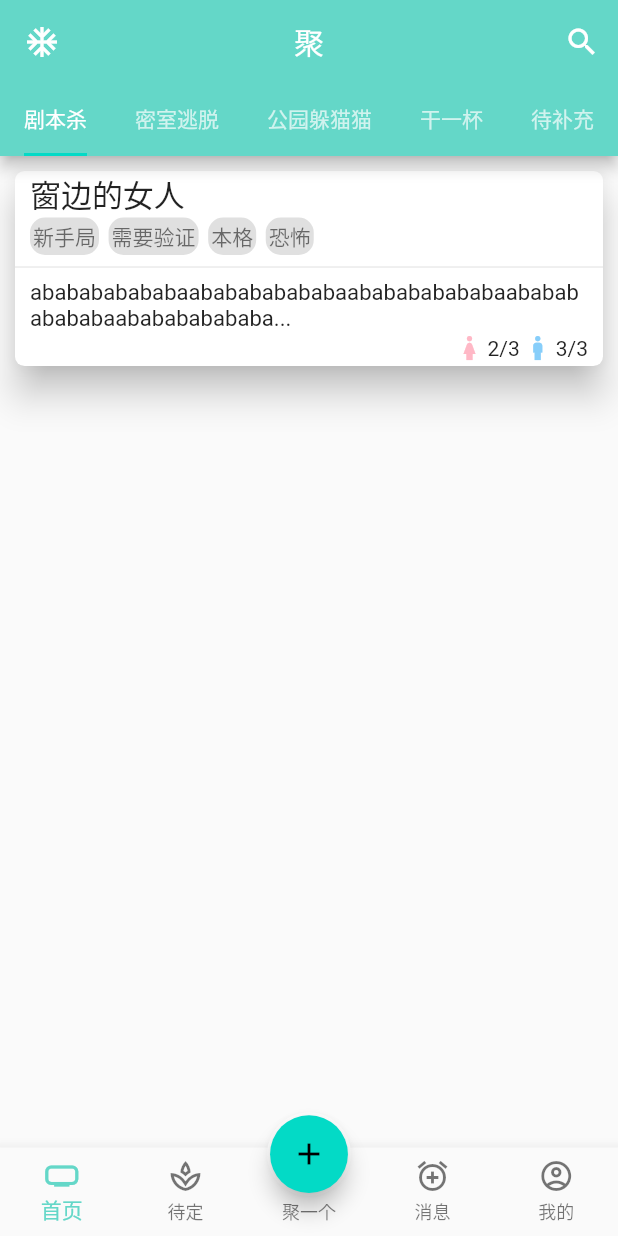
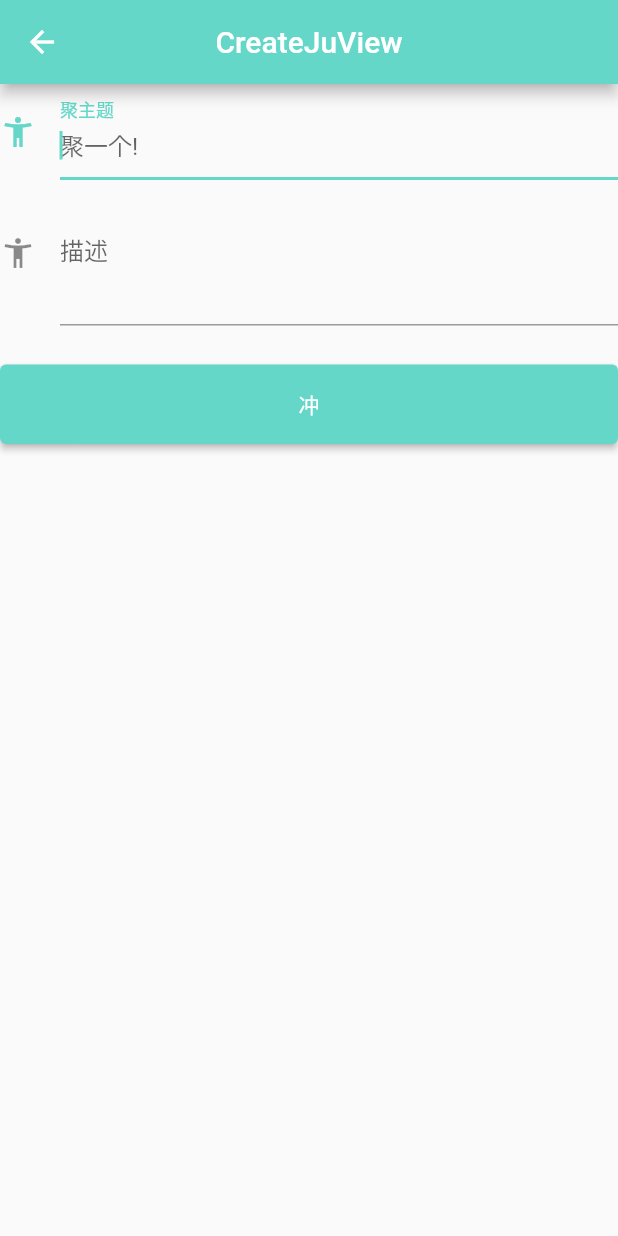
Before and after one commit to CrystalWyz/ju--flutter, a Flutter app: the screen it shows after launch, after a tap on the "add" icon, on a phone screen of 412 x 824 dp. Run offline on Flutter 3.47's test engine with Material 2 defaults, Android fonts, the phone set to English and light mode, and no system bars; our stand-ins replace flutter_screenutil, get.

Commit message:
底部导航栏调整、创建聚

```diff
--- /dev/null
+++ b/ju/lib/app/modules/create_ju/bindings/create_ju_binding.dart
@@ -0,0 +1,12 @@
+import 'package:get/get.dart';
+
+import '../controllers/create_ju_controller.dart';
+
+class CreateJuBinding extends Bindings {
+  @override
+  void dependencies() {
+    Get.lazyPut<CreateJuController>(
+      () => CreateJuController(),
+    );
+  }
+}
--- /dev/null
+++ b/ju/lib/app/modules/create_ju/controllers/create_ju_controller.dart
@@ -0,0 +1,24 @@
+import 'package:flutter/cupertino.dart';
+import 'package:get/get.dart';
+
+class CreateJuController extends GetxController {
+
+  GlobalKey createJuKey = GlobalKey<FormState>();
+  TextEditingController titleController = TextEditingController();
+  TextEditingController contentController = TextEditingController();
+
+  @override
+  void onInit() {
+    super.onInit();
+  }
+
+  @override
+  void onReady() {
+    super.onReady();
+  }
+
+  @override
+  void onClose() {
+    super.onClose();
+  }
+}
--- /dev/null
+++ b/ju/lib/app/modules/create_ju/views/create_ju_view.dart
@@ -0,0 +1,67 @@
+import 'package:flutter/material.dart';
+
+import 'package:get/get.dart';
+
+import '../controllers/create_ju_controller.dart';
+
+class CreateJuView extends GetView<CreateJuController> {
+  const CreateJuView({Key? key}) : super(key: key);
+  @override
+  Widget build(BuildContext context) {
+    return Scaffold(
+      appBar: AppBar(
+        title: const Text('CreateJuView'),
+        centerTitle: true,
+      ),
+      body: Form(
+        key: controller.createJuKey,
+        autovalidateMode: AutovalidateMode.onUserInteraction,
+        child: Column(
+          children: <Widget>[
+            TextFormField(
+              autofocus: true,
+              controller: controller.titleController,
+              decoration: const InputDecoration(
+                labelText: "聚主题",
+                hintText: "聚一个!",
+                icon: Icon(Icons.accessibility_new_outlined)
+              ),
+              validator: (v) => v!.trim().isNotEmpty ? null : "想一个聚名字吧～",
+            ),
+            TextFormField(
+              autofocus: false,
+              controller: controller.contentController,
+              decoration: const InputDecoration(
+                  labelText: "描述",
+                  hintText: "阿巴阿巴",
+                  icon: Icon(Icons.accessibility_new_outlined)
+              ),
+              maxLines: 3,
+              validator: (v) => v!.trim().isNotEmpty ? null : "想一个聚描述字吧～",
+            ),
+            Padding(
+                padding: const EdgeInsets.only(top: 26),
+                child: Row(
+                  children: <Widget>[
+                    Expanded(
+                        child: ElevatedButton(
+                          child: const Padding(
+                            padding: EdgeInsets.all(16),
+                            child: Text("冲")
+                          ),
+                          onPressed: () => {
+                            if((controller.createJuKey.currentState as FormState).validate()) {
+                              // TODO 发送请求
+                            }
+                          },
+                        )
+                    )
+                  ],
+                ),
+            )
+          ],
+        )
+      ),
+    );
+  }
+}
--- a/ju/lib/app/modules/home/views/home_view.dart
+++ b/ju/lib/app/modules/home/views/home_view.dart
@@ -9,15 +9,15 @@ class HomeView extends GetView<HomeController> {
   Widget build(BuildContext context) {
     return Scaffold(
       appBar: AppBar(
-        leading: IconButton(
-          icon: const Icon(Icons.ac_unit, color: Colors.white,),
+        leading: const IconButton(
+          icon: Icon(Icons.ac_unit, color: Colors.white,),
           onPressed: null,
         ),
         title: const Text('聚'),
         centerTitle: true,
-        actions: [
+        actions: const [
           IconButton(
-            icon: const Icon(Icons.search_outlined, color: Colors.white,),
+            icon: Icon(Icons.search_outlined, color: Colors.white,),
             onPressed: null,
           )
         ],
@@ -25,7 +25,7 @@ class HomeView extends GetView<HomeController> {
             isScrollable: true,
             indicatorSize: TabBarIndicatorSize.label,
             controller: controller.tabController,
-            tabs: [
+            tabs: const [
               Tab(child: Text("剧本杀")),
               Tab(child: Text("密室逃脱")),
               Tab(child: Text("公园躲猫猫")),
@@ -60,42 +60,42 @@ class HomeView extends GetView<HomeController> {
                         spacing: 20.w,
                         children: [
                           Container(
-                            padding: EdgeInsets.all(2),
+                            padding: const EdgeInsets.all(2),
                             decoration: BoxDecoration(
                                 color: Colors.black12,
                                 borderRadius: BorderRadius.circular(10)
                             ),
-                            child: Text("新手局", style: TextStyle(color: Colors.black54)),
+                            child: const Text("新手局", style: TextStyle(color: Colors.black54)),
                           ),
                           Container(
-                            padding: EdgeInsets.all(2),
+                            padding: const EdgeInsets.all(2),
                             decoration: BoxDecoration(
                                 color: Colors.black12,
                                 borderRadius: BorderRadius.circular(10)
                             ),
-                            child: Text("需要验证", style: TextStyle(color: Colors.black54)),
+                            child: const Text("需要验证", style: TextStyle(color: Colors.black54)),
                           ),
                           Container(
-                            padding: EdgeInsets.all(2),
+                            padding: const EdgeInsets.all(2),
                             decoration: BoxDecoration(
                                 color: Colors.black12,
                                 borderRadius: BorderRadius.circular(10)
                             ),
-                            child: Text("本格", style: TextStyle(color: Colors.black54)),
+                            child: const Text("本格", style: TextStyle(color: Colors.black54)),
                           ),
                           Container(
-                            padding: EdgeInsets.all(2),
+                            padding: const EdgeInsets.all(2),
                             decoration: BoxDecoration(
                                 color: Colors.black12,
                                 borderRadius: BorderRadius.circular(10)
                             ),
-                            child: Text("恐怖", style: TextStyle(color: Colors.black54)),
+                            child: const Text("恐怖", style: TextStyle(color: Colors.black54)),
                           ),
                         ],
                       )),
-                      Divider(),
-                      Padding(padding: EdgeInsets.fromLTRB(10, 0, 10, 0), child: Text("ababababababaababababababaababababababaababababababaababababababa...", style: TextStyle(fontSize: 50.sp),)),
-                      Padding(padding: EdgeInsets.fromLTRB(10, 0, 10, 0), child: Row(
+                      const Divider(),
+                      Padding(padding: const EdgeInsets.fromLTRB(10, 0, 10, 0), child: Text("ababababababa...", style: TextStyle(fontSize: 50.sp),)),
+                      const Padding(padding: EdgeInsets.fromLTRB(10, 0, 10, 0), child: Row(
                         mainAxisAlignment: MainAxisAlignment.end,
                         children: [
                           Icon(Icons.girl_outlined, color: Color.fromRGBO(255, 184, 198, 1)),
@@ -109,61 +109,71 @@ class HomeView extends GetView<HomeController> {
                 )
               ]
             ),
-            ListTile(
+            const ListTile(
               title: Text("密室逃脱脱脱"),
             ),
-            ListTile(
+            const ListTile(
               title: Text("公园躲猫猫"),
             ),
-            ListTile(
+            const ListTile(
               title: Text("干一杯杯杯"),
             ),
-            ListTile(
+            const ListTile(
               title: Text("待补充"),
             ),
           ]
       ),
-      bottomNavigationBar: Obx(() => BottomNavigationBar(
-        type: BottomNavigationBarType.fixed,
-        fixedColor: Color.fromRGBO(100, 215, 200, 1),
-        currentIndex: controller.bottomNaviSelected.value,
-        onTap: (selectedIndex) => controller.changeBottomNaviSelect(selectedIndex),
-        items: [
-          BottomNavigationBarItem(
-              icon: Icon(Icons.home_max_outlined),
-              label: "首页"
-          ),
-          BottomNavigationBarItem(
-              icon: Icon(Icons.spa_outlined),
-              label: "待定"
-          ),
-          BottomNavigationBarItem(
-              icon: Icon(Icons.ac_unit),
-              label: "聚一个"
-          ),
-          BottomNavigationBarItem(
-              icon: Icon(Icons.add_alarm_outlined),
-              label: "消息"
-          ),
-          BottomNavigationBarItem(
-              icon: Icon(Icons.account_circle_outlined),
-              label: "我的"
-          ),
-        ],
+      bottomNavigationBar: Obx(() => BottomAppBar(
+        color: Colors.white,
+        shape: const CircularNotchedRectangle(),
+        child: Row(
+          mainAxisAlignment: MainAxisAlignment.spaceAround,
+          children: [
+            IconButton(
+                icon: Icon(Icons.home_max_outlined, color: controller.bottomNaviSelected.value == 0 ? const Color.fromRGBO(100, 215, 100, 1) : null),
+                onPressed: () {
+                  controller.bottomNaviSelected.value = 0;
+                  Get.toNamed("/home");
+                }
+            ),
+            IconButton(
+                icon: Icon(Icons.spa_outlined, color: controller.bottomNaviSelected.value == 1 ? const Color.fromRGBO(100, 215, 100, 1) : null),
+                onPressed: () {
+                  controller.bottomNaviSelected.value = 1;
+                  Get.toNamed("/home");
+                }
+            ),
+            const Text(""),
+            IconButton(
+                icon: Icon(Icons.add_alarm_outlined, color: controller.bottomNaviSelected.value == 2 ? const Color.fromRGBO(100, 215, 100, 1) : null),
+                onPressed: () {
+                  controller.bottomNaviSelected.value = 2;
+                  Get.toNamed("/home");
+                }
+            ),
+            IconButton(
+                icon: Icon(Icons.account_circle_outlined, color: controller.bottomNaviSelected.value == 3 ? const Color.fromRGBO(100, 215, 100, 1) : null),
+                onPressed: () {
+                  controller.bottomNaviSelected.value = 3;
+                  Get.toNamed("/home");
+                }
+            ),
+          ],
+        ),
       )),
       floatingActionButton: Container(
         margin: EdgeInsets.fromLTRB(0, 30.h, 0, 0),
         height: 175.w,
         width: 175.w,
-        padding: EdgeInsets.all(2),
+        padding: const EdgeInsets.all(2),
         decoration: BoxDecoration(
           color: Colors.white,
           borderRadius: BorderRadius.circular(30)
         ),
         child: FloatingActionButton(
-          child: Icon(Icons.add),
+          child: const Icon(Icons.add),
           onPressed: () {
-
+            Get.toNamed("/create-ju");
           },
         ),
       ),
--- a/ju/lib/app/routes/app_pages.dart
+++ b/ju/lib/app/routes/app_pages.dart
@@ -1,5 +1,7 @@
 import 'package:get/get.dart';
 
+import '../modules/create_ju/bindings/create_ju_binding.dart';
+import '../modules/create_ju/views/create_ju_view.dart';
 import '../modules/drink/bindings/drink_binding.dart';
 import '../modules/drink/views/drink_view.dart';
 import '../modules/escape_room/bindings/escape_room_binding.dart';
@@ -44,5 +46,10 @@ class AppPages {
       page: () => const ParkHideView(),
       binding: ParkHideBinding(),
     ),
+    GetPage(
+      name: _Paths.CREATE_JU,
+      page: () => const CreateJuView(),
+      binding: CreateJuBinding(),
+    ),
   ];
 }
--- a/ju/lib/app/routes/app_routes.dart
+++ b/ju/lib/app/routes/app_routes.dart
@@ -8,6 +8,7 @@ abstract class Routes {
   static const DRINK = _Paths.DRINK;
   static const ESCAPE_ROOM = _Paths.ESCAPE_ROOM;
   static const PARK_HIDE = _Paths.PARK_HIDE;
+  static const CREATE_JU = _Paths.CREATE_JU;
 }
 
 abstract class _Paths {
@@ -17,4 +18,5 @@ abstract class _Paths {
   static const DRINK = '/drink';
   static const ESCAPE_ROOM = '/escape-room';
   static const PARK_HIDE = '/park-hide';
+  static const CREATE_JU = '/create-ju';
 }
--- a/ju/lib/main.dart
+++ b/ju/lib/main.dart
@@ -17,7 +17,7 @@ void main() {
           initialRoute: AppPages.INITIAL,
           getPages: AppPages.routes,
           theme: ThemeData(
-              colorScheme: ColorScheme.light().copyWith(primary: Color.fromRGBO(100, 215, 200, 1))
+              colorScheme: const ColorScheme.light().copyWith(primary: const Color.fromRGBO(100, 215, 200, 1))
           ),
         );
       },
```
